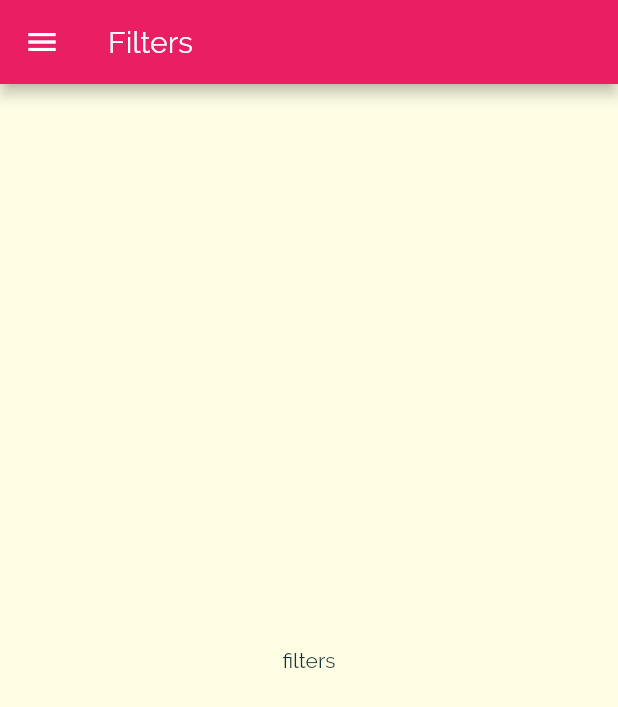
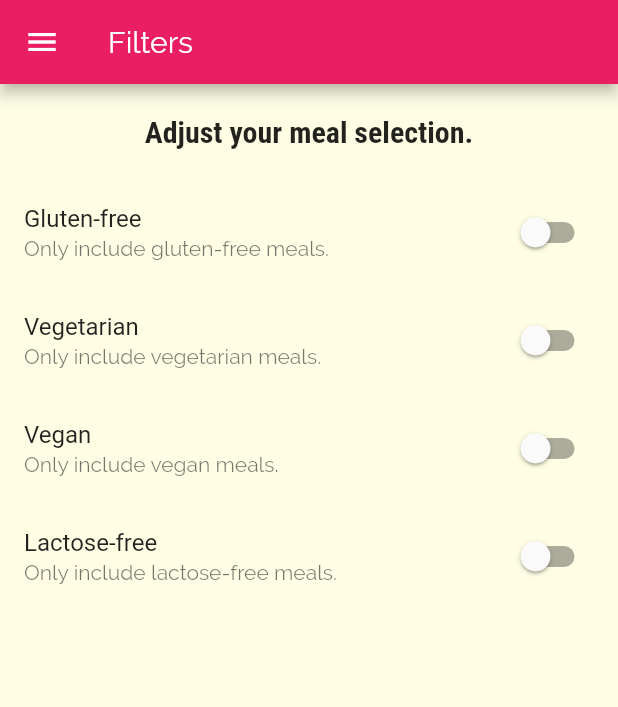
Before and after one commit to ny6/flutter-meals-app, a Flutter app: the FiltersScreen screen opened by its route, on a phone screen of 412 x 824 dp. Shown: the top 707 px of the screen. Run offline on Flutter 3.47's test engine with Material 2 defaults, Android fonts, the phone set to English and light mode, and no system bars.

Commit message:
one where filters added

```diff
--- a/lib/screens/filters_screen.dart
+++ b/lib/screens/filters_screen.dart
@@ -1,16 +1,75 @@
 import 'package:flutter/material.dart';
 
 import '../widgets/main_drawer.dart';
+import '../widgets/my_switch_tile.dart';
 
-class FiltersScreen extends StatelessWidget {
+class FiltersScreen extends StatefulWidget {
   static const routeName = '/filters';
+
+  @override
+  _FiltersScreenState createState() => _FiltersScreenState();
+}
+
+class _FiltersScreenState extends State<FiltersScreen> {
+  bool _glutenFree = false;
+  bool _vegetarian = false;
+  bool _vegan = false;
+  bool _lactoseFree = false;
 
   @override
   Widget build(BuildContext context) {
     return Scaffold(
       appBar: AppBar(title: Text('Filters')),
       drawer: MainDrawer(),
-      body: Center(child: Text('filters')),
+      body: Column(
+        children: <Widget>[
+          Container(
+            padding: EdgeInsets.all(20),
+            child: Text(
+              'Adjust your meal selection.',
+              style: Theme.of(context).textTheme.title,
+            ),
+          ),
+          Expanded(
+            child: ListView(
+              children: <Widget>[
+                MySwitchTile(
+                  'Gluten-free',
+                  'Only include gluten-free meals.',
+                  _glutenFree,
+                  (newValue) => setState(() {
+                    _glutenFree = newValue;
+                  }),
+                ),
+                MySwitchTile(
+                  'Vegetarian',
+                  'Only include vegetarian meals.',
+                  _vegetarian,
+                  (newValue) => setState(() {
+                    _vegetarian = newValue;
+                  }),
+                ),
+                MySwitchTile(
+                  'Vegan',
+                  'Only include vegan meals.',
+                  _vegan,
+                  (newValue) => setState(() {
+                    _vegan = newValue;
+                  }),
+                ),
+                MySwitchTile(
+                  'Lactose-free',
+                  'Only include lactose-free meals.',
+                  _lactoseFree,
+                  (newValue) => setState(() {
+                    _lactoseFree = newValue;
+                  }),
+                ),
+              ],
+            ),
+          ),
+        ],
+      ),
     );
   }
 }
--- /dev/null
+++ b/lib/widgets/my_switch_tile.dart
@@ -0,0 +1,25 @@
+import 'package:flutter/material.dart';
+
+class MySwitchTile extends StatelessWidget {
+  MySwitchTile(
+    this.title,
+    this.subtitle,
+    this.value,
+    this.onChange,
+  );
+
+  final String title;
+  final String subtitle;
+  final bool value;
+  final Function onChange;
+
+  @override
+  Widget build(BuildContext context) {
+    return SwitchListTile(
+      title: Text(title),
+      subtitle: Text(subtitle),
+      value: value,
+      onChanged: onChange,
+    );
+  }
+}
```
